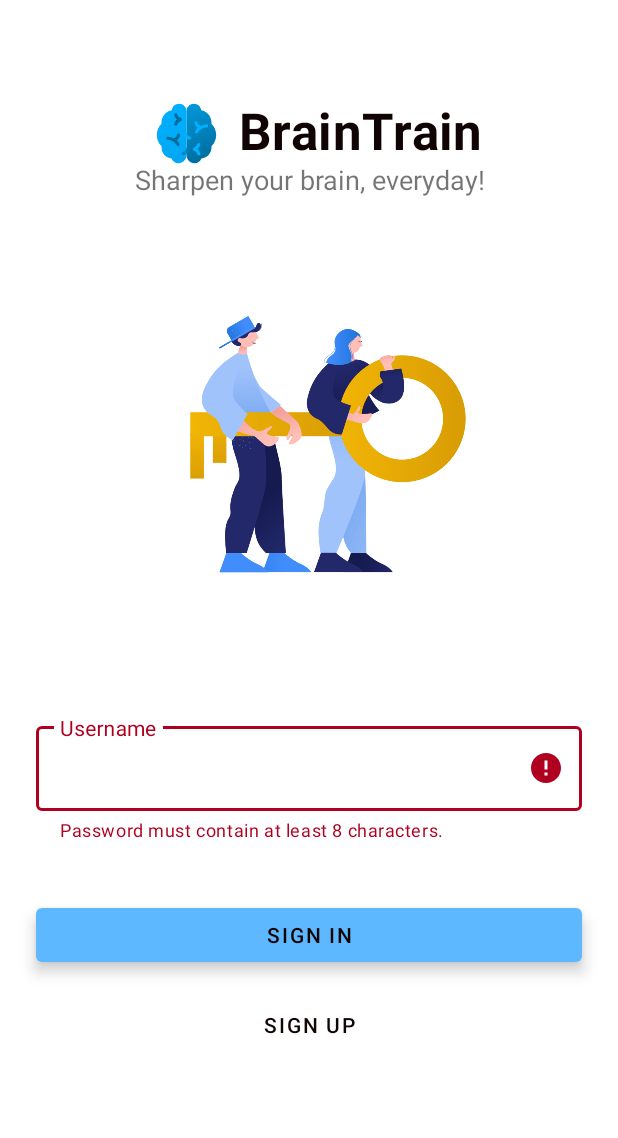
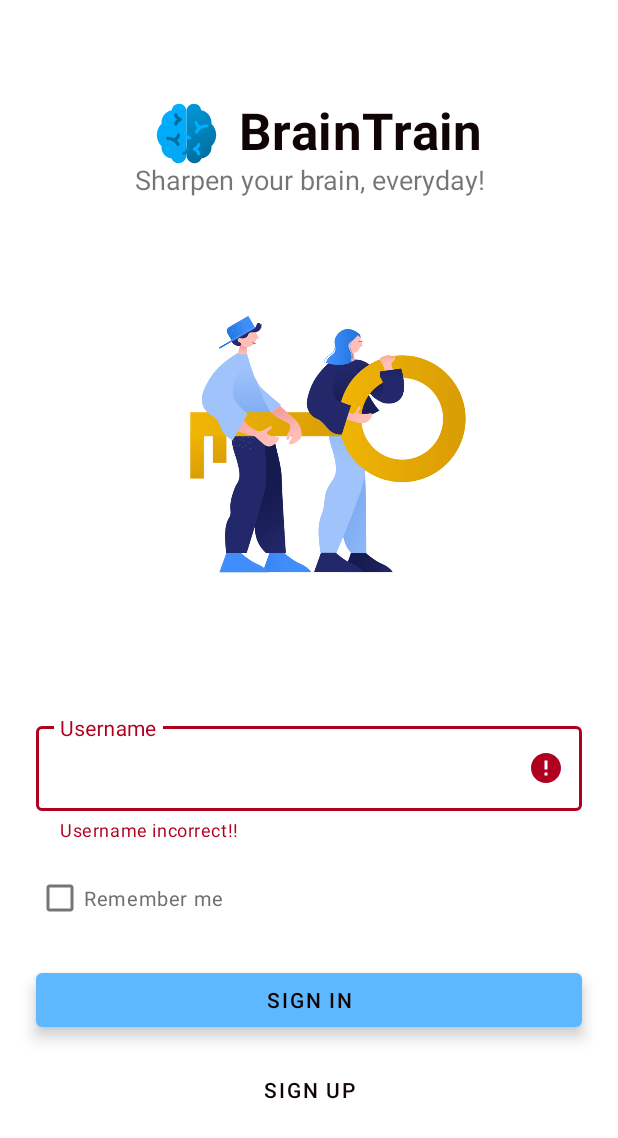
Before and after one commit to rojimaharjan/BrainTrain, an Android app: the screen it shows after launch (MainActivity), after a tap on "SIGN IN", on a phone screen of 412 x 824 dp. Shown: the top 1138 px of the screen. Run offline under Robolectric (Android 15) with nearby library versions, the phone set to English and light mode, and no system bars; our stand-ins replace Room's generated code.

Commit message:
register and login function added

```diff
--- a/app/build.gradle
+++ b/app/build.gradle
@@ -13,8 +13,12 @@ android {
         targetSdkVersion 30
         versionCode 1
         versionName "1.0"
-
         testInstrumentationRunner "androidx.test.runner.AndroidJUnitRunner"
+        javaCompileOptions {
+            annotationProcessorOptions {
+                arguments = ["room.schemaLocation": "E:/Masters/Game/BrainTrain/app/schemas".toString()]
+            }
+        }
     }
 
     buildTypes {
--- a/app/src/main/java/com/robotz/braintrain/Dao/UserDao.java
+++ b/app/src/main/java/com/robotz/braintrain/Dao/UserDao.java
@@ -26,7 +26,10 @@ public interface UserDao {
     @Query("DELETE FROM user_table")
     void deleteAllUsers();
 
-    @Query("SELECT * FROM user_table WHERE username = username")
-    LiveData<List<User>> getAllUsers();
+    @Query("SELECT * FROM user_table")
+    List<User> getAllUsers();
+
+    /*@Query("SELECT * FROM user_table WHERE username = :username")
+    User getUser(User username);*/
 
 }
--- a/app/src/main/java/com/robotz/braintrain/Entity/Alarm.java
+++ b/app/src/main/java/com/robotz/braintrain/Entity/Alarm.java
@@ -4,13 +4,14 @@ import androidx.room.ColumnInfo;
 import androidx.room.Entity;
 import androidx.room.ForeignKey;
 import androidx.room.PrimaryKey;
+import androidx.room.util.TableInfo;
 
 import java.sql.Time;
 
 @Entity(tableName = "alarm_table", foreignKeys = @ForeignKey(entity = Medication.class,
         parentColumns = "id",
         childColumns = "medicationId",
-        onDelete = ForeignKey.CASCADE))
+        onDelete = ForeignKey.NO_ACTION))
 public class Alarm {
     @PrimaryKey(autoGenerate = true)
     private int id;
--- a/app/src/main/java/com/robotz/braintrain/Entity/Duration.java
+++ b/app/src/main/java/com/robotz/braintrain/Entity/Duration.java
@@ -9,7 +9,7 @@ import java.util.Date;
 @Entity(tableName = "duration_table", foreignKeys = @ForeignKey(entity = Medication.class,
         parentColumns = "id",
         childColumns = "medicationId",
-        onDelete = ForeignKey.CASCADE))
+        onDelete = ForeignKey.NO_ACTION))
 public class Duration {
     @PrimaryKey(autoGenerate = true)
     private int id;
--- a/app/src/main/java/com/robotz/braintrain/Entity/Frequency.java
+++ b/app/src/main/java/com/robotz/braintrain/Entity/Frequency.java
@@ -9,7 +9,7 @@ import java.util.Date;
 @Entity(tableName = "frequency_table", foreignKeys = @ForeignKey(entity = Medication.class,
         parentColumns = "id",
         childColumns = "medicationId",
-        onDelete = ForeignKey.CASCADE))
+        onDelete = ForeignKey.NO_ACTION))
 public class Frequency {
 
     @PrimaryKey(autoGenerate = true)
--- a/app/src/main/java/com/robotz/braintrain/Entity/Medication.java
+++ b/app/src/main/java/com/robotz/braintrain/Entity/Medication.java
@@ -11,8 +11,7 @@ import java.util.Date;
 @Entity(tableName = "medication_table", foreignKeys = @ForeignKey(entity = User.class,
         parentColumns = "userId",
         childColumns = "userId",
-        onUpdate = ForeignKey.CASCADE,
-        onDelete = ForeignKey.CASCADE))
+        onDelete = ForeignKey.NO_ACTION))
 
 public class Medication {
     @PrimaryKey(autoGenerate = true)
--- a/app/src/main/java/com/robotz/braintrain/Entity/Score.java
+++ b/app/src/main/java/com/robotz/braintrain/Entity/Score.java
@@ -10,8 +10,7 @@ import java.util.Date;
 @Entity(tableName = "score_table", foreignKeys = @ForeignKey(entity = User.class,
         parentColumns = "userId",
         childColumns = "userId",
-        onUpdate = ForeignKey.CASCADE,
-        onDelete = ForeignKey.CASCADE))
+        onDelete =ForeignKey.NO_ACTION))
 public class Score {
     @PrimaryKey(autoGenerate = true)
     private int id;
--- a/app/src/main/java/com/robotz/braintrain/FrequencyFragment.java
+++ b/app/src/main/java/com/robotz/braintrain/FrequencyFragment.java
@@ -152,7 +152,7 @@ public class FrequencyFragment extends Fragment implements NumberPicker.OnValueC
     public void onAttach(@NonNull Context context) {
         super.onAttach(context);
         if(context instanceof FrequencyFragment.onDataTransferListener){
-            Listener = (FrequencyFragment.onDataTransferListener) context;
+            Listener = (onDataTransferListener) context;
         }else {
             throw  new RuntimeException(context.toString()
                     +"must implement FragmentListner");
--- a/app/src/main/java/com/robotz/braintrain/LoginFragment.java
+++ b/app/src/main/java/com/robotz/braintrain/LoginFragment.java
@@ -1,43 +1,76 @@
 package com.robotz.braintrain;
 
 import android.content.Intent;
+import android.content.SharedPreferences;
 import android.os.Bundle;
 import android.text.Editable;
+import android.util.Log;
 import android.view.KeyEvent;
 import android.view.LayoutInflater;
 import android.view.View;
 import android.view.ViewGroup;
+import android.widget.CompoundButton;
+import android.widget.Toast;
 
 import androidx.annotation.NonNull;
 import androidx.annotation.Nullable;
 import androidx.appcompat.app.AppCompatActivity;
 import androidx.fragment.app.Fragment;
+import androidx.lifecycle.LiveData;
+import androidx.room.Room;
+import androidx.room.RoomDatabase;
 
 import com.google.android.material.button.MaterialButton;
+import com.google.android.material.checkbox.MaterialCheckBox;
 import com.google.android.material.textfield.TextInputEditText;
 import com.google.android.material.textfield.TextInputLayout;
+import com.robotz.braintrain.Dao.UserDao;
+import com.robotz.braintrain.Databse.BrainTrainDatabase;
+import com.robotz.braintrain.Entity.User;
+
+import java.util.List;
+
+import static android.content.Context.MODE_PRIVATE;
+import static java.lang.System.in;
 
 public class LoginFragment extends Fragment {
-
-
-
+    private UserDao userDao;
+    MaterialCheckBox remember;
+    MaterialButton nextButton, signupButton;
     @Override
     public View onCreateView(@NonNull LayoutInflater inflater, @Nullable ViewGroup container, @Nullable Bundle savedInstanceState) {
         View view = inflater.inflate(R.layout.login_fragment, container, false);
         final TextInputLayout passwordTextInput = view.findViewById(R.id.username_text_input);
         final TextInputEditText passwordEditText = view.findViewById(R.id.username_edit_text);
 
-        MaterialButton nextButton = view.findViewById(R.id.signIn_button);
-        MaterialButton signupButton = view.findViewById(R.id.signUp_button);
+        userDao = Room.databaseBuilder(getActivity(), BrainTrainDatabase.class, "user").allowMainThreadQueries().build().userDao();
+        nextButton = view.findViewById(R.id.signIn_button);
+        signupButton = view.findViewById(R.id.signUp_button);
+        remember = view.findViewById(R.id.rememberme);
+        final SharedPreferences sharedPreferences = getContext().getSharedPreferences("app", MODE_PRIVATE);
+        if (sharedPreferences.getString("Username", null) != null) {
+            String username =""+sharedPreferences.getString("Username", "");
+            passwordEditText.setText(username);
+        }
 
+        remember.setOnCheckedChangeListener(new CompoundButton.OnCheckedChangeListener() {
+            @Override
+            public void onCheckedChanged(CompoundButton compoundButton, boolean isChecked) {
 
+                SaveInSharedPreference(isChecked);
+//                SharedPreferences sharedPreferences = getContext().getSharedPreferences("app", MODE_PRIVATE);
+                /*SharedPreferences.Editor editor = sharedPreferences.edit();
+                editor.putBoolean("RememberMe", true);
+                editor.apply();*/
+            }
+        });
 
         // Set an error if the password is less than 8 characters.
         nextButton.setOnClickListener(new View.OnClickListener() {
             @Override
             public void onClick(View view) {
-                if (!isPasswordValid(passwordEditText.getText())) {
-                    passwordTextInput.setError(getString(R.string.error_password));
+                if (!isPasswordValid(passwordEditText.getText().toString())) {
+                    passwordTextInput.setError(getString(R.string.error_username));
                 } else {
                     passwordTextInput.setError(null); // Clear the error
                     ((NavigationHost) getActivity()).navigateTo(new HomeFragment(),"Home",  false); // Navigate to the next Fragment
@@ -58,7 +91,7 @@ public class LoginFragment extends Fragment {
         passwordEditText.setOnKeyListener(new View.OnKeyListener() {
             @Override
             public boolean onKey(View view, int i, KeyEvent keyEvent) {
-                if (isPasswordValid(passwordEditText.getText())) {
+                if (isPasswordValid(passwordEditText.getText().toString())) {
                     passwordTextInput.setError(null); //Clear the error
                 }
                 return false;
@@ -67,9 +100,34 @@ public class LoginFragment extends Fragment {
         return view;
     }
 
+    private void SaveInSharedPreference(boolean isChecked) {
+        SharedPreferences sharedPreferences = getContext().getSharedPreferences("app", MODE_PRIVATE);
+        SharedPreferences.Editor editor = sharedPreferences.edit();
+        editor.putBoolean("RememberMe", isChecked);
+        editor.apply();
+    }
 
-    private boolean isPasswordValid(@Nullable Editable text) {
-        return text != null && text.length() >= 8;
+
+    private boolean isPasswordValid(@Nullable String text) {
+        boolean isValid = false;
+
+        if(text != null)
+        {
+            List<User> users = userDao.getAllUsers();
+            Log.d("Users ", " "+ users);
+            for (User u :
+                 users) {
+                String un = u.getUsername();
+                boolean equal = un.equals(text);
+                if(equal){
+                    isValid = true;
+                    return isValid;
+                }
+            }
+
+            isValid = false;
+        }
+        return isValid;
     }
 
 /*
--- a/app/src/main/java/com/robotz/braintrain/Repository/UserInfoRepository.java
+++ b/app/src/main/java/com/robotz/braintrain/Repository/UserInfoRepository.java
@@ -18,6 +18,7 @@ public class UserInfoRepository {
         BrainTrainDatabase database = BrainTrainDatabase.getInstance(application);
         userInfoDao = database.userInfoDao();
         allUserInfos = userInfoDao.getAllUserInfos();
+
 
     }
 
--- a/app/src/main/java/com/robotz/braintrain/Repository/UserRepository.java
+++ b/app/src/main/java/com/robotz/braintrain/Repository/UserRepository.java
@@ -13,7 +13,8 @@ import java.util.List;
 
 public class UserRepository {
     private UserDao userDao;
-    private LiveData<List<User>> allUsers;
+    private List<User> allUsers;
+    private User user;
     public UserRepository(Application application){
         BrainTrainDatabase database = BrainTrainDatabase.getInstance(application);
         userDao = database.userDao();
@@ -36,7 +37,7 @@ public class UserRepository {
         new DeleteAllUsersAsyncTask(userDao).execute();
     }
 
-    public LiveData<List<User>> getAllUsers(){
+    public List<User> getAllUsers(){
         return allUsers;
 
     }
--- a/app/src/main/java/com/robotz/braintrain/ViewModel/UserViewModel.java
+++ b/app/src/main/java/com/robotz/braintrain/ViewModel/UserViewModel.java
@@ -14,7 +14,7 @@ import java.util.List;
 public class UserViewModel extends AndroidViewModel {
 
     private UserRepository userRepository;
-    private LiveData<List<User>> allUsers;
+    private List<User> allUsers;
     public UserViewModel(@NonNull Application application) {
         super(application);
         userRepository = new UserRepository(application);
@@ -38,7 +38,7 @@ public class UserViewModel extends AndroidViewModel {
         userRepository.deleteAllUsers();
     }
 
-    public LiveData<List<User>> getAllUsers(){
+    public List<User> getAllUsers(){
         return allUsers;
     }
 }
--- a/app/src/main/res/layout/login_fragment.xml
+++ b/app/src/main/res/layout/login_fragment.xml
@@ -66,7 +66,7 @@
             android:layout_width="match_parent"
             android:layout_height="wrap_content"
             android:hint="@string/hint_username"
-            android:layout_marginBottom="30dp">
+            android:layout_marginBottom="5dp">
 
             <com.google.android.material.textfield.TextInputEditText
                 android:id="@+id/username_edit_text"
@@ -75,6 +75,16 @@
                 android:inputType="text"
                 android:maxLines="1" />
         </com.google.android.material.textfield.TextInputLayout>
+
+        <com.google.android.material.checkbox.MaterialCheckBox
+            android:layout_width="match_parent"
+            android:layout_height="wrap_content"
+            android:id="@+id/rememberme"
+            android:text="@string/rememberme"
+            android:layout_marginBottom="20dp"
+            style="@style/TextAppearance.Shrine.BodySmall"
+            />
+
 
       <!--  <com.google.android.material.textfield.TextInputLayout
             android:id="@+id/password_text_input"
--- a/app/src/main/res/values/strings.xml
+++ b/app/src/main/res/values/strings.xml
@@ -58,5 +58,7 @@
     <string name="medicationDetail">Medication Detail</string>
     <string name="error_fathersfirstname">Should be more than 3 character!</string>
     <string name="error_invalidDOB">Invalid date of birth!</string>
+    <string name="rememberme">Remember me</string>
+    <string name="error_username">Username incorrect!!</string>
 
 </resources>
```
Also changed, not shown: app/src/main/java/com/robotz/braintrain/Entity/UserInfo.java (+15 -3 lines), app/src/main/java/com/robotz/braintrain/MainActivity.java (+13 -0 lines), app/src/main/java/com/robotz/braintrain/SuccessFragment.java (+27 -2 lines), app/src/main/java/com/robotz/braintrain/signup.java (+29 -10 lines).
